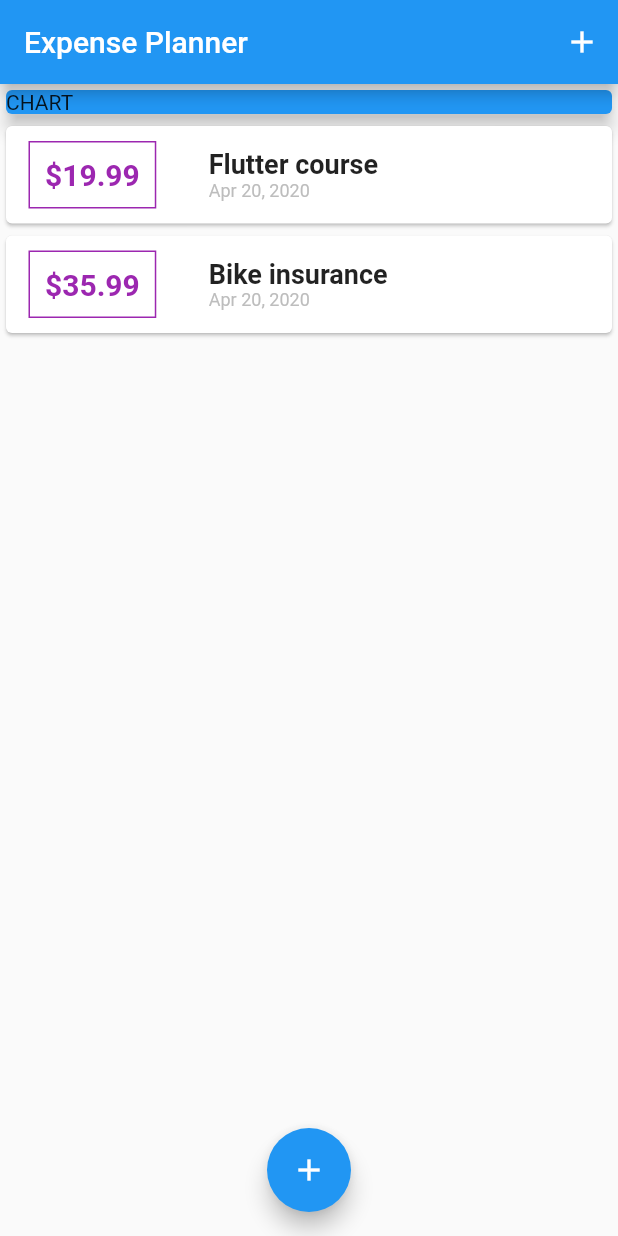
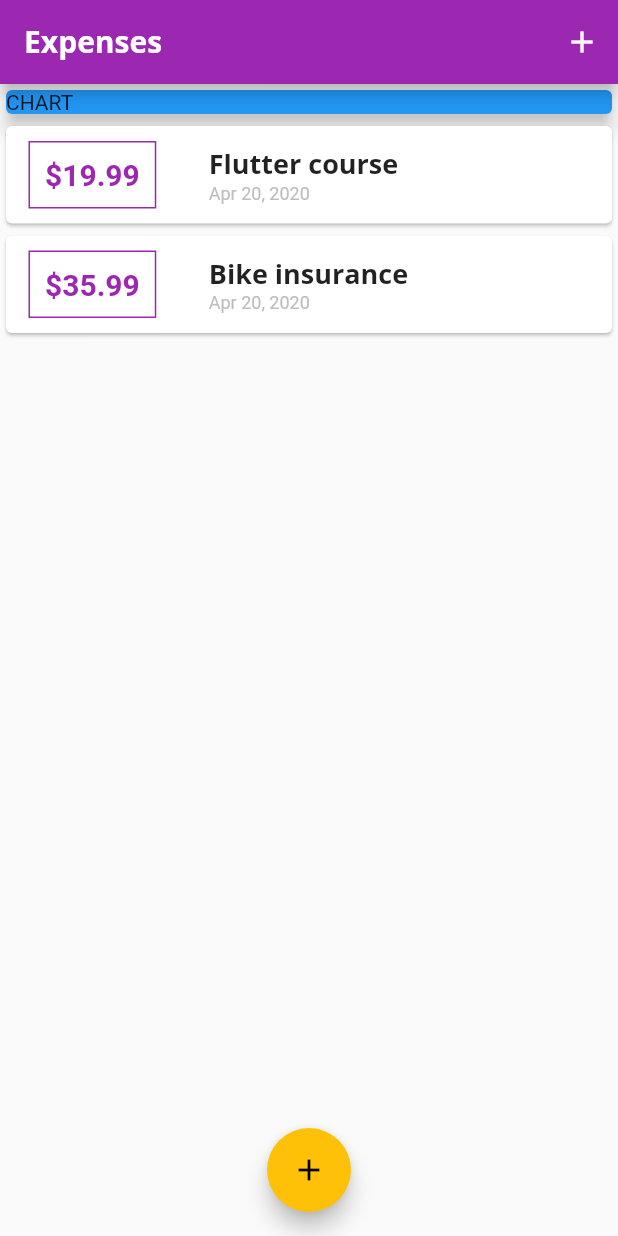
Before and after one commit to trance128/Expense-Planner, a Flutter app: the screen it shows after launch, on a phone screen of 412 x 824 dp. Run offline on Flutter 3.47's test engine with Material 2 defaults, Android fonts, the phone set to English and light mode, and no system bars.

Commit message:
Theme + Custom Fonts added

```diff
--- a/lib/main.dart
+++ b/lib/main.dart
@@ -15,7 +15,27 @@ class _AppState extends State<App> {
   @override
   Widget build(BuildContext context) {
     return MaterialApp(
-      title: 'Expense Planner',
+      title: 'Expenses',
+      theme: ThemeData(
+          primarySwatch: Colors.purple,
+          accentColor: Colors.amber,
+          fontFamily: 'Quicksand',
+          textTheme: ThemeData.light().textTheme.copyWith(
+                title: TextStyle(
+                  fontFamily: 'OpenSans',
+                  fontWeight: FontWeight.bold,
+                  fontSize: 18,
+                ),
+              ),
+          appBarTheme: AppBarTheme(
+            textTheme: ThemeData.light().textTheme.copyWith(
+                  title: TextStyle(
+                    fontFamily: 'OpenSans',
+                    fontSize: 20,
+                    fontWeight: FontWeight.bold,
+                  ),
+                ),
+          )),
       home: MyHomePage(),
     );
   }
@@ -67,7 +87,7 @@ class _MyHomePageState extends State<MyHomePage> {
   Widget build(BuildContext context) {
     return Scaffold(
       appBar: AppBar(
-        title: Text("Expense Planner"),
+        title: Text("Expenses"),
         actions: <Widget>[
           IconButton(
               icon: Icon(Icons.add),
--- a/lib/widgets/transaction_list.dart
+++ b/lib/widgets/transaction_list.dart
@@ -23,7 +23,7 @@ class TransactionList extends StatelessWidget {
                     style: TextStyle(
                       fontWeight: FontWeight.bold,
                       fontSize: 20,
-                      color: Colors.purple,
+                      color: Theme.of(context).primaryColor,
                     ),
                   ),
                   margin: EdgeInsets.symmetric(
@@ -33,7 +33,7 @@ class TransactionList extends StatelessWidget {
                   padding: EdgeInsets.all(10),
                   decoration: BoxDecoration(
                     border: Border.all(
-                      color: Colors.purple,
+                      color: Theme.of(context).primaryColor,
                     ),
                   ),
                 ),
@@ -46,10 +46,7 @@ class TransactionList extends StatelessWidget {
                       children: <Widget>[
                         Text(
                           transactions[index].title,
-                          style: TextStyle(
-                            fontSize: 18,
-                            fontWeight: FontWeight.bold,
-                          ),
+                          style: Theme.of(context).textTheme.title,
                         ),
                         Text(
                           DateFormat.yMMMd().format(transactions[index].date),
```
Also changed, not shown: pubspec.yaml (+11 -38 lines), assets/fonts/OpenSans-Bold.ttf (added), assets/fonts/OpenSans-Regular.ttf (added), assets/fonts/Quicksand-Bold.ttf (added), assets/fonts/Quicksand-Light.ttf (added), assets/fonts/Quicksand-Medium.ttf (added), assets/fonts/Quicksand-Regular.ttf (added).
